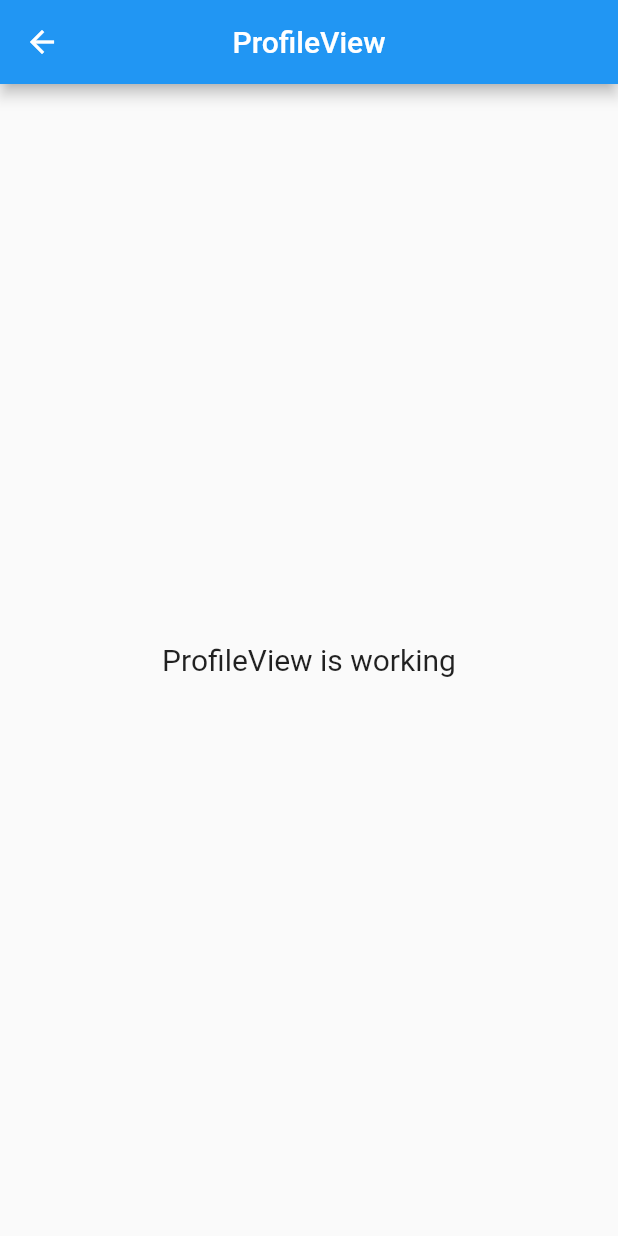
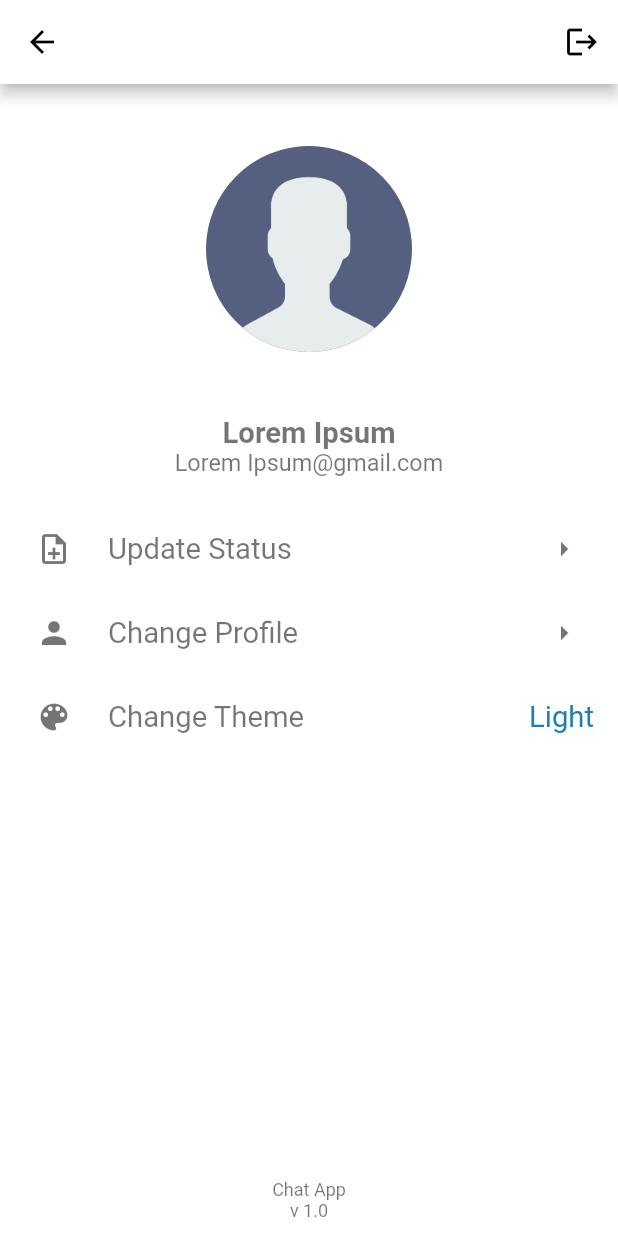
Before and after one commit to ronySayur/chatapp, a Flutter app: the ProfileView screen opened by its route, on a phone screen of 412 x 824 dp. Run offline on Flutter 3.47's test engine with Material 2 defaults, Android fonts, the phone set to English and light mode, and no system bars; drawn by our look-alikes of avatar_glow; our stand-ins replace firebase_core, get, introduction_screen, lottie; accounts and stored records are empty; project files that could hold a hidden picture were left out.

Commit message:
add profile page

```diff
--- a/lib/app/modules/profile/views/profile_view.dart
+++ b/lib/app/modules/profile/views/profile_view.dart
@@ -1,3 +1,5 @@
+import 'package:avatar_glow/avatar_glow.dart';
+import 'package:chatapp/widgets/widgets.dart';
 import 'package:flutter/material.dart';
 
 import 'package:get/get.dart';
@@ -5,19 +7,119 @@ import 'package:get/get.dart';
 import '../controllers/profile_controller.dart';
 
 class ProfileView extends GetView<ProfileController> {
-  const ProfileView({Key? key}) : super(key: key);
   @override
   Widget build(BuildContext context) {
     return Scaffold(
+      backgroundColor: Colors.white,
       appBar: AppBar(
-        title: const Text('ProfileView'),
-        centerTitle: true,
+        backgroundColor: Colors.white,
+        leading: IconButton(
+          onPressed: () {},
+          icon: const wAppIcon(
+            icon: Icons.arrow_back,
+            iconColor: Colors.black,
+          ),
+        ),
+        actions: [
+          IconButton(
+              onPressed: () {},
+              icon: wAppIcon(
+                icon: Icons.logout,
+                iconColor: Colors.black,
+              ))
+        ],
       ),
-      body: Center(
-        child: Text(
-          'ProfileView is working',
-          style: TextStyle(fontSize: 20),
-        ),
+      body: Column(
+        children: [
+          Container(
+            child: Column(children: [
+              AvatarGlow(
+                endRadius: 110,
+                glowColor: Colors.blue,
+                duration: Duration(seconds: 3),
+                child: Container(
+                  margin: EdgeInsets.all(20),
+                  width: wDimension.widthSetengah / 3,
+                  height: wDimension.heightSetengah / 3,
+                  decoration: BoxDecoration(
+                    color: Colors.black38,
+                    borderRadius:
+                        BorderRadius.circular(wDimension.radius30 * 10),
+                    image: DecorationImage(
+                      image: AssetImage("assets/logo/noimage.png"),
+                      fit: BoxFit.cover,
+                    ),
+                  ),
+                ),
+              ),
+              wSmallText(
+                  text: "Lorem Ipsum",
+                  textalign: TextAlign.center,
+                  weight: FontWeight.bold,
+                  size: wDimension.font20,
+                  color: Colors.black54),
+              wSmallText(
+                  text: "Lorem Ipsum@gmail.com",
+                  textalign: TextAlign.center,
+                  size: wDimension.font16,
+                  color: Colors.black54),
+            ]),
+          ),
+          SizedBox(height: 20),
+          Expanded(
+            child: Container(
+              child: Column(
+                children: [
+                  ListTile(
+                    onTap: () {},
+                    leading: wAppIcon(
+                        icon: Icons.note_add_outlined,
+                        iconColor: Colors.black54),
+                    title: wBigText(
+                      text: "Update Status",
+                      color: Colors.black54,
+                    ),
+                    trailing: wAppIcon(
+                        icon: Icons.arrow_right, iconColor: Colors.black54),
+                  ),
+                  ListTile(
+                    onTap: () {},
+                    leading:
+                        wAppIcon(icon: Icons.person, iconColor: Colors.black54),
+                    title: wBigText(
+                      text: "Change Profile",
+                      color: Colors.black54,
+                    ),
+                    trailing: wAppIcon(
+                        icon: Icons.arrow_right, iconColor: Colors.black54),
+                  ),
+                  ListTile(
+                    onTap: () {},
+                    leading: wAppIcon(
+                        icon: Icons.color_lens, iconColor: Colors.black54),
+                    title: wBigText(
+                      text: "Change Theme",
+                      color: Colors.black54,
+                    ),
+                    trailing: wBigText(text: "Light"),
+                  ),
+                ],
+              ),
+            ),
+          ),
+          Container(
+            margin:
+                EdgeInsets.only(bottom: context.mediaQueryPadding.bottom + 10),
+            child: Column(
+              mainAxisAlignment: MainAxisAlignment.center,
+              // ignore: prefer_const_literals_to_create_immutables
+              children: [
+                wSmallText(text: "Chat App", color: Colors.black54),
+                wSmallText(text: "v 1.0", color: Colors.black54),
+              ],
+            ),
+          ),
+        ],
       ),
     );
   }
--- a/lib/app/routes/app_pages.dart
+++ b/lib/app/routes/app_pages.dart
@@ -36,7 +36,7 @@ class AppPages {
     ),
     GetPage(
       name: _Paths.PROFILE,
-      page: () => const ProfileView(),
+      page: () => ProfileView(),
       binding: ProfileBinding(),
     ),
     GetPage(
--- a/lib/main.dart
+++ b/lib/main.dart
@@ -36,7 +36,7 @@ class MyApp extends StatelessWidget {
           return GetMaterialApp(
             debugShowCheckedModeBanner: false,
             title: "Chat App",
-            initialRoute: Routes.SEARCH,
+            initialRoute: Routes.PROFILE,
             getPages: AppPages.routes,
           );
 
--- a/lib/widgets/widgets.dart
+++ b/lib/widgets/widgets.dart
@@ -86,25 +86,27 @@ class wBigText extends StatelessWidget {
 
 // ignore: must_be_immutable
 class wSmallText extends StatelessWidget {
-  wSmallText({
-    super.key,
+  wSmallText(
+      {super.key,
       required this.text,
       this.weight = FontWeight.normal,
       this.color = const Color(0xFF1e81b0),
       this.size = 12,
       this.height = 1.2,
-  });
+      this.textalign = TextAlign.start});
 
   Color? color;
   FontWeight weight;
   double height;
   double size;
   final String text;
+  TextAlign textalign;
 
   @override
   Widget build(BuildContext context) {
     return Text(
       text,
+      textAlign: textalign,
       maxLines: 1,
       style: TextStyle(
         color: color,
@@ -127,9 +129,9 @@ class wAppIcon extends StatelessWidget {
     this.iconSize = 24,
   }) : super(key: key);
 
-  final Color backgroundColor;
   final IconData icon;
   final Color iconColor;
+  final Color backgroundColor;
   final double iconSize;
   final double size;
 
@@ -152,22 +154,32 @@ class wAppIcon extends StatelessWidget {
 
 //Widget Icon dan Text
 class wIconAndTextWidget extends StatelessWidget {
-  const wIconAndTextWidget(
-      {Key? key,
+  const wIconAndTextWidget({
+    Key? key,
     required this.icon,
     required this.text,
-      required this.iconColor})
-      : super(key: key);
+    this.size = 40,
+    this.iconSize = 24,
+    this.backgroundColor = const Color.fromARGB(0, 255, 255, 255),
+    this.iconColor = const Color.fromARGB(255, 255, 255, 255),
+  }) : super(key: key);
 
   final IconData icon;
   final Color iconColor;
   final String text;
+  final Color backgroundColor;
+  final double iconSize;
+  final double size;
 
   @override
   Widget build(BuildContext context) {
     return Row(
       children: [
-        Icon(icon, color: iconColor, size: wDimension.iconSize24),
+        Icon(
+          icon,
+          color: iconColor,
+          size: iconSize,
+        ),
         const SizedBox(width: 5),
         wSmallText(text: text),
       ],
```
Also changed, not shown: pubspec.yaml (+4 -4 lines). Lines whose indentation alone changed are shown as unchanged.
